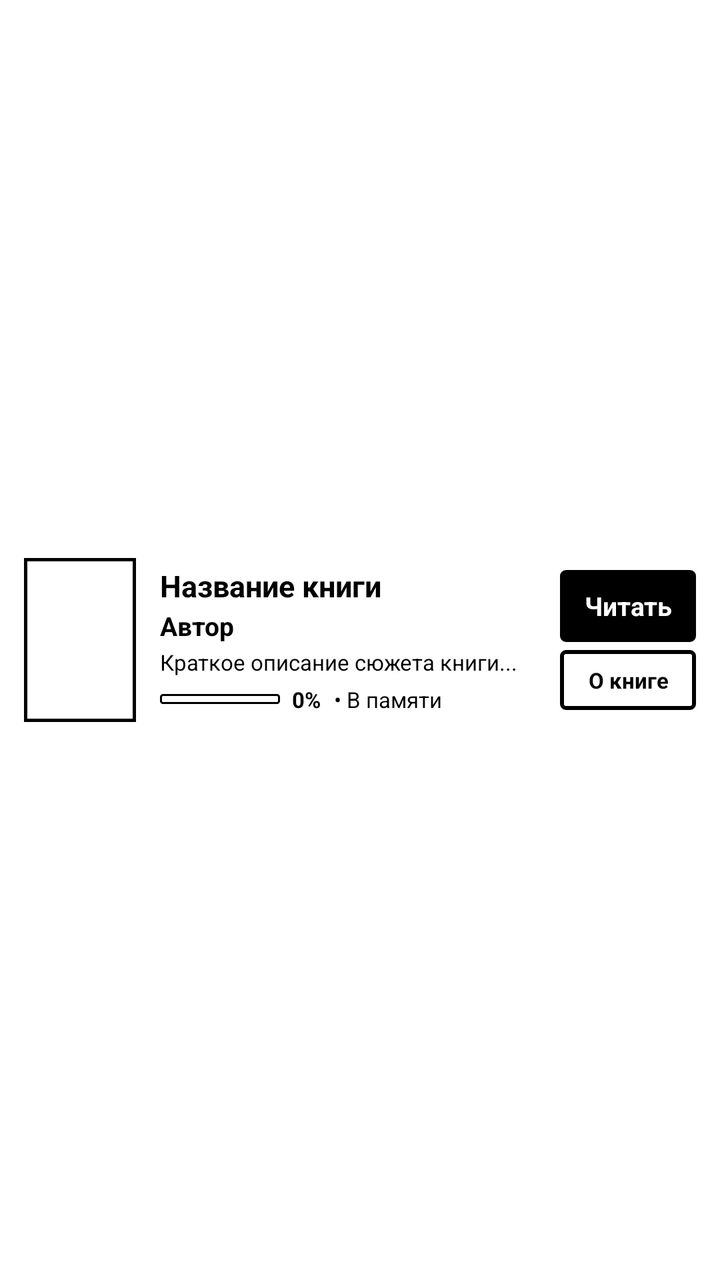
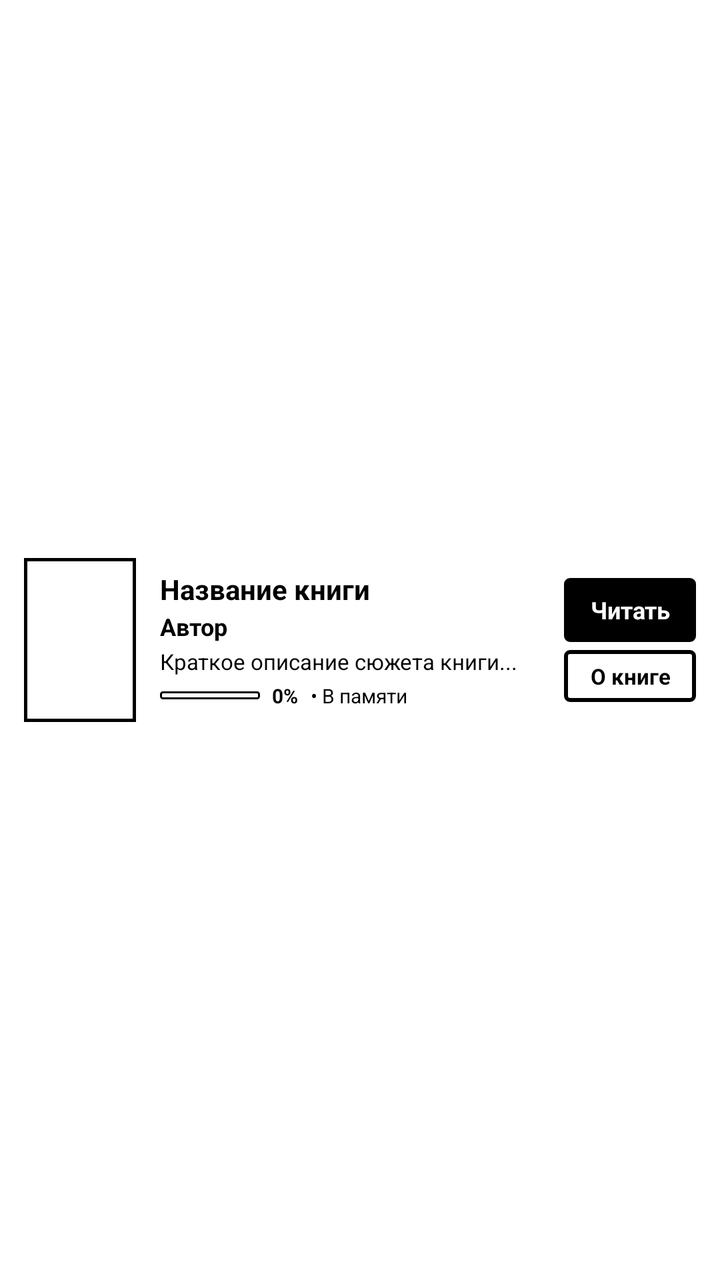

The first picture is an Android layout as it rendered before a commit; the second is the same layout after the commit. The layout source and the unified diff follow.
<!-- AndroidManifest.xml: application theme Theme.EInk -->
<!-- res/layout/item_book.xml -->
<?xml version="1.0" encoding="utf-8"?>
<LinearLayout xmlns:android="http://schemas.android.com/apk/res/android"
    android:layout_width="match_parent"
    android:layout_height="wrap_content"
    android:orientation="horizontal"
    android:paddingLeft="12dp"
    android:paddingRight="12dp"
    android:paddingTop="10dp"
    android:paddingBottom="10dp"
    android:gravity="center_vertical"
    android:background="@color/eink_white">

    
    <ImageView
        android:id="@+id/book_cover"
        android:layout_width="56dp"
        android:layout_height="82dp"
        android:layout_marginRight="12dp"
        android:background="@drawable/cover_border"
        android:padding="2dp"
        android:scaleType="centerCrop" />

    
    <LinearLayout
        android:layout_width="0dp"
        android:layout_height="wrap_content"
        android:layout_weight="1"
        android:orientation="vertical">

        <TextView
            android:id="@+id/book_title"
            android:layout_width="match_parent"
            android:layout_height="wrap_content"
            android:text="Название книги"
            android:textSize="15sp"
            android:textStyle="bold"
            android:textColor="@color/eink_black"
            android:maxLines="2"
            android:ellipsize="end" />

        <TextView
            android:id="@+id/book_author"
            android:layout_width="match_parent"
            android:layout_height="wrap_content"
            android:text="Автор"
            android:textSize="13sp"
            android:textStyle="bold"
            android:textColor="@color/eink_black"
            android:layout_marginTop="1dp"
            android:maxLines="1"
            android:ellipsize="end" />

        
        <TextView
            android:id="@+id/book_annotation"
            android:layout_width="match_parent"
            android:layout_height="wrap_content"
            android:text="Краткое описание сюжета книги..."
            android:textSize="11sp"
            android:textColor="@color/eink_black"
            android:layout_marginTop="2dp"
            android:maxLines="2"
            android:ellipsize="end"
            android:lineSpacingMultiplier="1.1" />

        
        <LinearLayout
            android:layout_width="match_parent"
            android:layout_height="wrap_content"
            android:orientation="horizontal"
            android:gravity="center_vertical"
            android:layout_marginTop="4dp">

            <ProgressBar
                android:id="@+id/book_progress_bar"
                style="?android:attr/progressBarStyleHorizontal"
                android:layout_width="60dp"
                android:layout_height="5dp"
                android:progressDrawable="@drawable/progress_eink_bar"
                android:max="100"
                android:progress="0"
                android:layout_marginRight="6dp" />

            <TextView
                android:id="@+id/book_progress"
                android:layout_width="wrap_content"
                android:layout_height="wrap_content"
                android:text="0%"
                android:textSize="11sp"
                android:textStyle="bold"
                android:textColor="@color/eink_black" />

            <TextView
                android:id="@+id/book_status_tag"
                android:layout_width="wrap_content"
                android:layout_height="wrap_content"
                android:text=" • В памяти"
                android:textSize="11sp"
                android:textColor="@color/eink_black"
                android:layout_marginLeft="4dp" />
        </LinearLayout>
    </LinearLayout>

    
    <LinearLayout
        android:layout_width="wrap_content"
        android:layout_height="wrap_content"
        android:orientation="vertical"
        android:gravity="center"
        android:layout_marginLeft="8dp">

        <Button
            android:id="@+id/book_read_btn"
            android:layout_width="68dp"
            android:layout_height="36dp"
            android:text="@string/btn_read"
            android:textSize="13sp"
            android:textStyle="bold"
            android:textColor="@color/eink_white"
            android:background="@drawable/btn_eink_primary"
            android:layout_marginBottom="4dp" />

        <Button
            android:id="@+id/book_download_btn"
            android:layout_width="68dp"
            android:layout_height="30dp"
            android:text="О книге"
            android:textSize="11sp"
            android:textStyle="bold"
            android:textColor="@color/eink_black"
            android:background="@drawable/btn_eink" />
    </LinearLayout>

</LinearLayout>
<!-- resources referenced by this layout -->
<resources>
  <color name="eink_black">#000000</color>
  <color name="eink_white">#FFFFFF</color>
  <!-- drawable btn_eink (drawable) -->
  <?xml version="1.0" encoding="utf-8"?>
  <selector xmlns:android="http://schemas.android.com/apk/res/android">
      <item android:state_pressed="true">
          <shape android:shape="rectangle">
              <solid android:color="#000000" />
              <stroke android:width="2dp" android:color="#000000" />
              <corners android:radius="2dp" />
          </shape>
      </item>
      <item>
          <shape android:shape="rectangle">
              <solid android:color="#FFFFFF" />
              <stroke android:width="2dp" android:color="#000000" />
              <corners android:radius="2dp" />
          </shape>
      </item>
  </selector>
  <!-- drawable btn_eink_primary (drawable) -->
  <?xml version="1.0" encoding="utf-8"?>
  <selector xmlns:android="http://schemas.android.com/apk/res/android">
      <item android:state_pressed="true">
          <shape android:shape="rectangle">
              <solid android:color="#FFFFFF" />
              <stroke android:width="2dp" android:color="#000000" />
              <corners android:radius="2dp" />
          </shape>
      </item>
      <item>
          <shape android:shape="rectangle">
              <solid android:color="#000000" />
              <stroke android:width="2dp" android:color="#000000" />
              <corners android:radius="2dp" />
          </shape>
      </item>
  </selector>
  <!-- drawable cover_border (drawable) -->
  <?xml version="1.0" encoding="utf-8"?>
  <shape xmlns:android="http://schemas.android.com/apk/res/android"
      android:shape="rectangle">
      <solid android:color="#FFFFFF" />
      <stroke
          android:width="1.5dp"
          android:color="#000000" />
  </shape>
  <!-- drawable progress_eink_bar (drawable) -->
  <?xml version="1.0" encoding="utf-8"?>
  <layer-list xmlns:android="http://schemas.android.com/apk/res/android">
      <item android:id="@android:id/background">
          <shape android:shape="rectangle">
              <solid android:color="#FFFFFF" />
              <stroke android:width="1dp" android:color="#000000" />
              <corners android:radius="1dp" />
          </shape>
      </item>
      <item android:id="@android:id/progress">
          <clip>
              <shape android:shape="rectangle">
                  <solid android:color="#000000" />
                  <corners android:radius="1dp" />
              </shape>
          </clip>
      </item>
  </layer-list>
  <string name="btn_read">Читать</string>
  <style name="Theme.EInk" parent="android:Theme.Holo.Light.NoActionBar">
          <item name="android:windowBackground">@color/eink_white</item>
          <item name="android:colorBackground">@color/eink_white</item>
          <item name="android:textColorPrimary">@color/eink_black</item>
          <item name="android:windowAnimationStyle">@style/Animation.EInk.NoAnimation</item>
      </style>
  <style name="Animation.EInk.NoAnimation" parent="android:Animation">
          <item name="android:windowEnterAnimation">@null</item>
          <item name="android:windowExitAnimation">@null</item>
          <item name="android:activityOpenEnterAnimation">@null</item>
          <item name="android:activityOpenExitAnimation">@null</item>
          <item name="android:activityCloseEnterAnimation">@null</item>
          <item name="android:activityCloseExitAnimation">@null</item>
      </style>
</resources>

<!-- the commit's change to res/layout/item_book.xml (unified diff, before → after) -->
@@ -32,10 +32,10 @@
             android:layout_width="match_parent"
             android:layout_height="wrap_content"
             android:text="Название книги"
-            android:textSize="15sp"
+            android:textSize="14sp"
             android:textStyle="bold"
             android:textColor="@color/eink_black"
-            android:maxLines="2"
+            android:maxLines="3"
             android:ellipsize="end" />
 
         <TextView
@@ -43,11 +43,11 @@
             android:layout_width="match_parent"
             android:layout_height="wrap_content"
             android:text="Автор"
-            android:textSize="13sp"
+            android:textSize="12sp"
             android:textStyle="bold"
             android:textColor="@color/eink_black"
             android:layout_marginTop="1dp"
-            android:maxLines="1"
+            android:maxLines="2"
             android:ellipsize="end" />
 
         
@@ -69,13 +69,13 @@
             android:layout_height="wrap_content"
             android:orientation="horizontal"
             android:gravity="center_vertical"
-            android:layout_marginTop="4dp">
+            android:layout_marginTop="3dp">
 
             <ProgressBar
                 android:id="@+id/book_progress_bar"
                 style="?android:attr/progressBarStyleHorizontal"
-                android:layout_width="60dp"
-                android:layout_height="5dp"
+                android:layout_width="50dp"
+                android:layout_height="4dp"
                 android:progressDrawable="@drawable/progress_eink_bar"
                 android:max="100"
                 android:progress="0"
@@ -86,18 +86,22 @@
                 android:layout_width="wrap_content"
                 android:layout_height="wrap_content"
                 android:text="0%"
-                android:textSize="11sp"
+                android:textSize="10sp"
                 android:textStyle="bold"
-                android:textColor="@color/eink_black" />
+                android:textColor="@color/eink_black"
+                android:singleLine="true" />
 
             <TextView
                 android:id="@+id/book_status_tag"
-                android:layout_width="wrap_content"
+                android:layout_width="0dp"
                 android:layout_height="wrap_content"
+                android:layout_weight="1"
                 android:text=" • В памяти"
-                android:textSize="11sp"
+                android:textSize="10sp"
                 android:textColor="@color/eink_black"
-                android:layout_marginLeft="4dp" />
+                android:layout_marginLeft="4dp"
+                android:singleLine="true"
+                android:ellipsize="end" />
         </LinearLayout>
     </LinearLayout>
 
@@ -111,10 +115,10 @@
 
         <Button
             android:id="@+id/book_read_btn"
-            android:layout_width="68dp"
-            android:layout_height="36dp"
+            android:layout_width="66dp"
+            android:layout_height="32dp"
             android:text="@string/btn_read"
-            android:textSize="13sp"
+            android:textSize="12sp"
             android:textStyle="bold"
             android:textColor="@color/eink_white"
             android:background="@drawable/btn_eink_primary"
@@ -122,8 +126,8 @@
 
         <Button
             android:id="@+id/book_download_btn"
-            android:layout_width="68dp"
-            android:layout_height="30dp"
+            android:layout_width="66dp"
+            android:layout_height="26dp"
             android:text="О книге"
             android:textSize="11sp"
             android:textStyle="bold"
